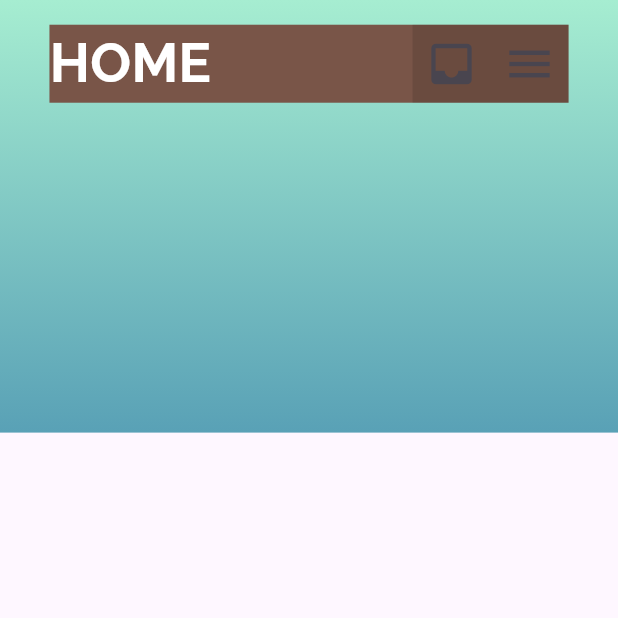
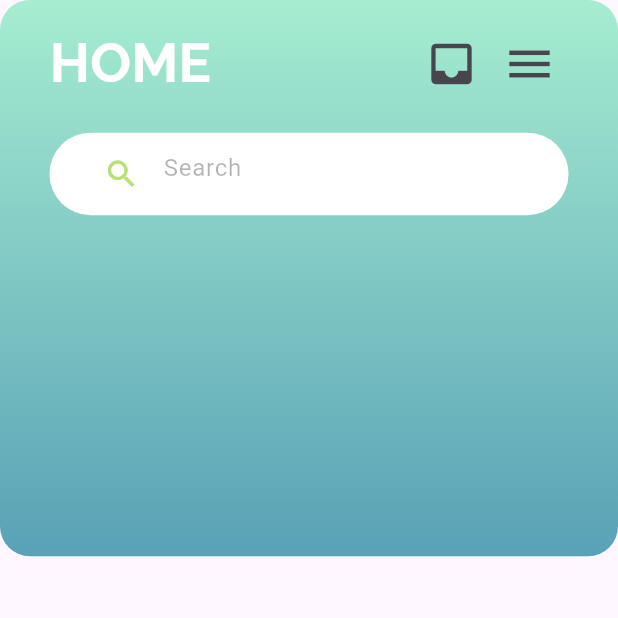
Before and after one commit to TaNuNian/workmai, a Flutter app: the HomePage screen opened by its route, on a phone screen of 412 x 824 dp, the top half of it. Run offline on Flutter 3.47's test engine with Material 3 defaults, Android fonts, the phone set to English and light mode, and no system bars; our stand-ins replace cloud_firestore, firebase_auth, firebase_core, firebase_database, form_field_validator, google_fonts and 1 more; accounts and stored records are empty; Roboto replaces fonts that are missing (Sarabun).

Commit message:
home_page.dart 2

```diff
--- a/lib/src/decor/search_tab.dart
+++ b/lib/src/decor/search_tab.dart
@@ -11,12 +11,12 @@ class CustomSearchTab extends StatelessWidget {
       height: 55,
       width: double.infinity,
       decoration: BoxDecoration(
-        color: Colors.black,
+        color: const Color(0xffFFFFFF),
         borderRadius: BorderRadius.circular(32),
       ),
       child: Padding(
         padding: const EdgeInsets.symmetric(horizontal: 24.0),
-        child: child,
+        child: Center(child: child),
       ),
     );
   }
--- /dev/null
+++ b/lib/src/decor/textfield_decor.dart
@@ -0,0 +1,31 @@
+import 'package:flutter/material.dart';
+import 'package:google_fonts/google_fonts.dart';
+
+InputDecoration textfieldSearchDec(String hint) {
+  return InputDecoration(
+    hintText: hint,
+    hintStyle: GoogleFonts.sarabun(
+      color: Colors.black.withOpacity(0.3),
+      fontSize: 16,
+    ),
+    prefixIcon: const Icon(
+      Icons.search,
+      color: Color(0xffB8E175),
+    ),
+    filled: true,
+    fillColor: Colors.white,
+    border: OutlineInputBorder(
+      borderRadius: BorderRadius.circular(10.0),
+      borderSide: BorderSide.none,
+    ),
+    disabledBorder: const UnderlineInputBorder(
+      borderSide: BorderSide(color: Colors.transparent),
+    ),
+    enabledBorder: const UnderlineInputBorder(
+      borderSide: BorderSide(color: Colors.transparent),
+    ),
+    focusedBorder: const UnderlineInputBorder(
+      borderSide: BorderSide(color: Colors.transparent),
+    ),
+  );
+}
--- a/lib/src/main_pages/home_page/home_page.dart
+++ b/lib/src/main_pages/home_page/home_page.dart
@@ -1,7 +1,9 @@
+import 'package:flutter/cupertino.dart';
 import 'package:flutter/material.dart';
 import 'package:google_fonts/google_fonts.dart';
 import 'package:workmai/src/decor/gradients.dart';
 import 'package:workmai/src/decor/padding.dart';
+import 'package:workmai/src/main_pages/home_page/home_page_wg/home_page_body.dart';
 
 class HomePage extends StatefulWidget {
   const HomePage({super.key});
@@ -22,68 +24,16 @@ class _HomePageState extends State<HomePage> {
             // background Gradient Box
             Container(
               constraints: BoxConstraints(
-                maxHeight: MediaQuery.sizeOf(context).height * 0.35,
+                maxHeight: MediaQuery.sizeOf(context).height * 0.45,
               ),
-              decoration: const BoxDecoration(
+              decoration: BoxDecoration(
                 gradient: mainLinearGradient,
+                borderRadius: BorderRadius.circular(20)
               ),
             ),
 
             // Body
-            SafeArea(
-              child: Padding(
-                padding: bodyHomePagePadding(context),
-                child: Container(
-                  color: Colors.brown,
-                  child: Column(
-                    children: <Widget>[
-                      Row(
-                        mainAxisAlignment: MainAxisAlignment.spaceBetween,
-                        children: [
-                          Text(
-                            'HOME',
-                            style: GoogleFonts.raleway(
-                              color: Colors.white,
-                              fontSize: 36,
-                              fontWeight: FontWeight.bold,
-                            ),
-                          ),
-                          Container(
-                            color: Colors.black12,
-                            child: Row(
-                              children: [
-
-                                // Inbox
-                                IconButton(
-                                  onPressed: () {
-                                    Navigator.pushNamed(context, '');
-                                  },
-                                  icon: const Icon(
-                                    Icons.inbox,
-                                    size: 36,
-                                  ),
-                                ),
-
-                                // End-Drawer
-                                IconButton(
-                                  onPressed: () {
-                                    Navigator.pushNamed(context, '');
-                                  },
-                                  icon: const Icon(
-                                    Icons.menu,
-                                    size: 36,
-                                  ),
-                                ),
-                              ],
-                            ),
-                          )
-                        ],
-                      )
-                    ],
-                  ),
-                ),
-              ),
-            ),
+            const HomePageBody(),
           ],
         ),
       ),
--- /dev/null
+++ b/lib/src/main_pages/home_page/home_page_wg/home_header.dart
@@ -0,0 +1,49 @@
+import 'package:flutter/material.dart';
+import 'package:google_fonts/google_fonts.dart';
+
+class HomeHeader extends StatelessWidget {
+  const HomeHeader({super.key});
+
+  @override
+  Widget build(BuildContext context) {
+    return Row(
+      mainAxisAlignment: MainAxisAlignment.spaceBetween,
+      children: [
+        Text(
+          'HOME',
+          style: GoogleFonts.raleway(
+            color: Colors.white,
+            fontSize: 36,
+            fontWeight: FontWeight.bold,
+          ),
+        ),
+        Row(
+          children: [
+            // Inbox
+            IconButton(
+              onPressed: () {
+                Navigator.pushNamed(context, '');
+              },
+              icon: const Icon(
+                Icons.inbox,
+                size: 36,
+              ),
+            ),
+
+            // End-Drawer
+            IconButton(
+              onPressed: () {
+                Navigator.pushNamed(context, '');
+              },
+              icon: const Icon(
+                Icons.menu,
+                size: 36,
+              ),
+            ),
+          ],
+        )
+      ],
+    )
+    ;
+  }
+}
--- /dev/null
+++ b/lib/src/main_pages/home_page/home_page_wg/home_page_body.dart
@@ -0,0 +1,62 @@
+import 'package:flutter/material.dart';
+import 'package:google_fonts/google_fonts.dart';
+import 'package:workmai/src/decor/padding.dart';
+import 'package:workmai/src/decor/search_tab.dart';
+import 'package:workmai/src/decor/textfield_decor.dart';
+import 'package:workmai/src/main_pages/home_page/home_page_wg/home_header.dart';
+
+class HomePageBody extends StatefulWidget {
+  const HomePageBody({super.key});
+
+  @override
+  State<HomePageBody> createState() => _HomePageBodyState();
+}
+
+class _HomePageBodyState extends State<HomePageBody> {
+  late TextEditingController _controller;
+  final FocusNode _focusNode = FocusNode();
+
+  String hint = 'Search';
+
+  @override
+  void initState() {
+    super.initState();
+    _controller = TextEditingController();
+    _focusNode.unfocus();
+  }
+
+  @override
+  void dispose() {
+    super.dispose();
+    _controller.dispose();
+  }
+
+  @override
+  Widget build(BuildContext context) {
+    return GestureDetector(
+      onTap: () {
+        _focusNode.unfocus();
+      },
+      child: SafeArea(
+        child: Padding(
+          padding: bodyHomePagePadding(context),
+          child: Column(
+            children: <Widget>[
+              // Header
+              const HomeHeader(),
+              const SizedBox(height: 20),
+              // Search Tab
+              CustomSearchTab(
+                child: TextField(
+                  controller: _controller,
+                  decoration: textfieldSearchDec(hint),
+                ),
+              ),
+              //
+            ],
+          ),
+        ),
+      ),
+    );
+  }
+}
```
Also changed, not shown: lib/src/main_pages/profile_pages/my_profile_wg/inter_tag.dart (deleted, +0 -42 lines), lib/src/main_pages/profile_pages/profile_wg/myprofile_appear_edit.dart (+4 -3 lines), lib/generated/assets.dart.
